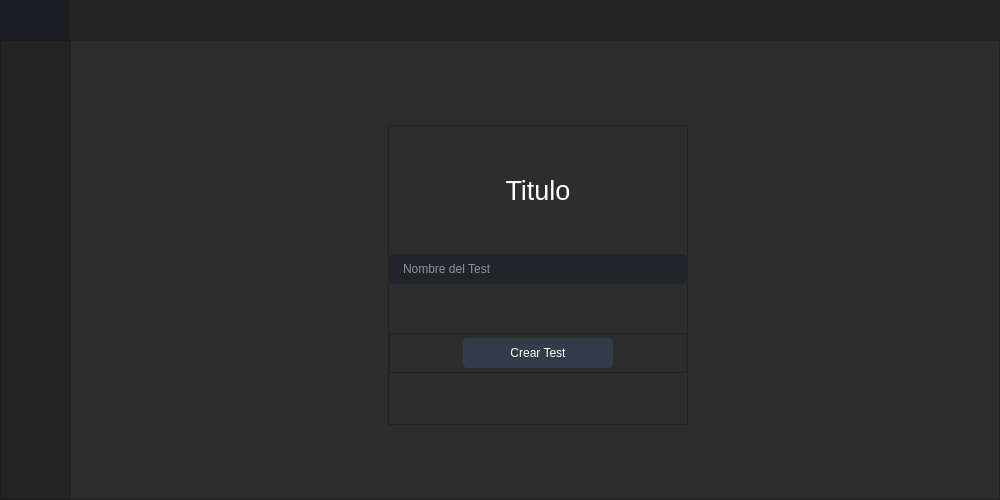
The window that UI/mainWindow.ui (Jowy43/EzTestGenerator) describes before a commit, drawn with Qt 5.
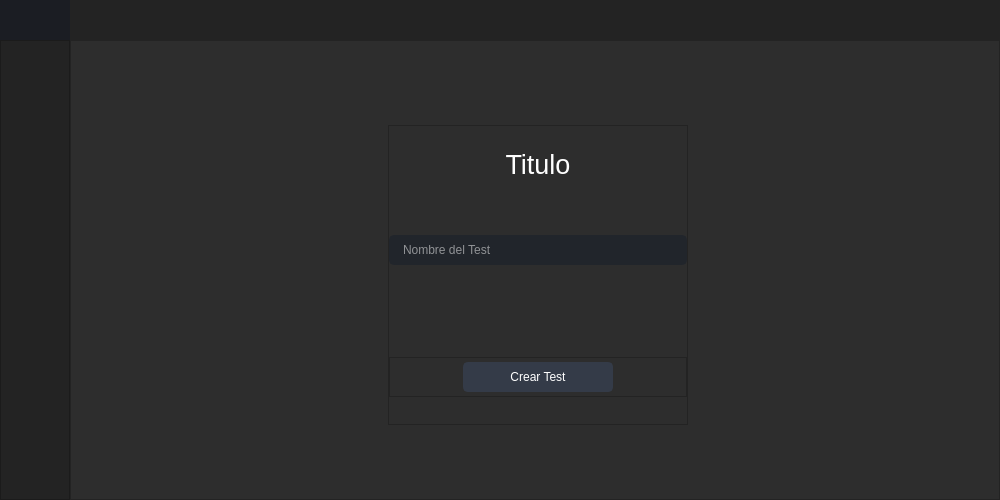
The same window after the commit. The open tabs and pages were chosen to show the change. Icons and pictures are not drawn.

```diff
--- a/UI/mainWindow.ui
+++ b/UI/mainWindow.ui
@@ -552,7 +552,23 @@
                       </widget>
                      </item>
                      <item>
-                      <widget class="QLineEdit" name="lineEdit">
+                      <spacer name="verticalSpacer_2">
+                       <property name="orientation">
+                        <enum>Qt::Vertical</enum>
+                       </property>
+                       <property name="sizeType">
+                        <enum>QSizePolicy::Fixed</enum>
+                       </property>
+                       <property name="sizeHint" stdset="0">
+                        <size>
+                         <width>20</width>
+                         <height>33</height>
+                        </size>
+                       </property>
+                      </spacer>
+                     </item>
+                     <item>
+                      <widget class="QLineEdit" name="lineEdit_nombreTest">
                        <property name="minimumSize">
                         <size>
                          <width>0</width>
@@ -585,6 +601,56 @@
                        </property>
                       </widget>
                      </item>
+                     <item>
+                      <widget class="QLabel" name="label_tituloTestError">
+                       <property name="sizePolicy">
+                        <sizepolicy hsizetype="Preferred" vsizetype="Preferred">
+                         <horstretch>0</horstretch>
+                         <verstretch>0</verstretch>
+                        </sizepolicy>
+                       </property>
+                       <property name="maximumSize">
+                        <size>
+                         <width>5000</width>
+                         <height>25</height>
+                        </size>
+                       </property>
+                       <property name="layoutDirection">
+                        <enum>Qt::LeftToRight</enum>
+                       </property>
+                       <property name="styleSheet">
+                        <string notr="true">color: rgb(255, 255, 255);</string>
+                       </property>
+                       <property name="lineWidth">
+                        <number>1</number>
+                       </property>
+                       <property name="text">
+                        <string/>
+                       </property>
+                       <property name="scaledContents">
+                        <bool>false</bool>
+                       </property>
+                       <property name="alignment">
+                        <set>Qt::AlignCenter</set>
+                       </property>
+                      </widget>
+                     </item>
+                     <item>
+                      <spacer name="verticalSpacer">
+                       <property name="orientation">
+                        <enum>Qt::Vertical</enum>
+                       </property>
+                       <property name="sizeType">
+                        <enum>QSizePolicy::Fixed</enum>
+                       </property>
+                       <property name="sizeHint" stdset="0">
+                        <size>
+                         <width>20</width>
+                         <height>21</height>
+                        </size>
+                       </property>
+                      </spacer>
+                     </item>
                      <item>
                       <widget class="QFrame" name="frame_3">
                        <property name="maximumSize">
```
Left out of the diff: 54 changed lines with no effect on the pictures.
